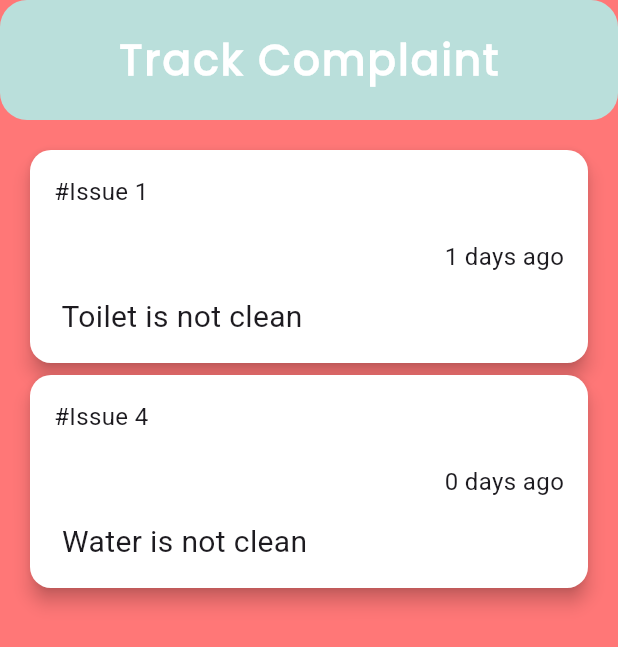
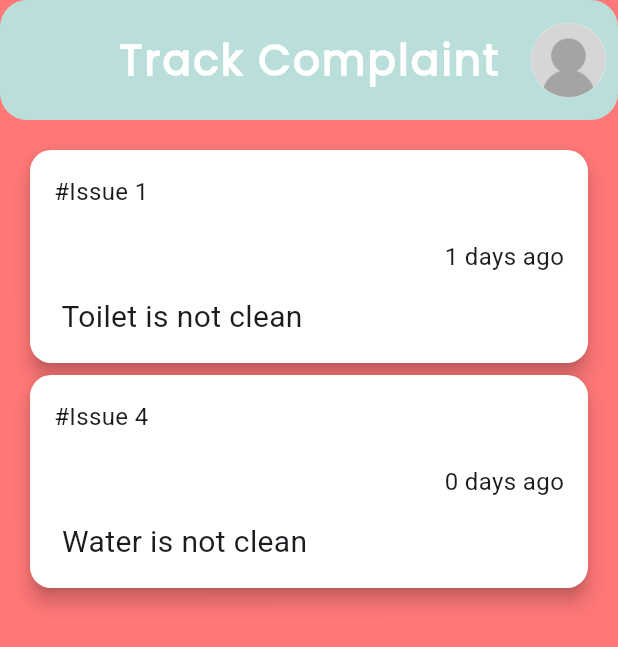
Before and after one commit to meetasati07/Campus_Complaint, a Flutter app: the TrackComplaintPage screen opened directly, on a phone screen of 412 x 824 dp. Shown: the top 647 px of the screen. Run offline on Flutter 3.47's test engine with Material 3 defaults, Android fonts, the phone set to English and light mode, and no system bars.

Commit message:
feat: Profile menu popup

```diff
--- a/lib/pages/track_complaint_page.dart
+++ b/lib/pages/track_complaint_page.dart
@@ -1,4 +1,6 @@
 import 'package:campus_complaint/constants/my_issues.dart';
+import 'package:campus_complaint/pages/landing_page.dart';
+import 'package:campus_complaint/widgets/popup_menu.dart';
 import 'package:flutter/material.dart';
 
 class TrackComplaintPage extends StatelessWidget {
@@ -7,7 +9,43 @@ class TrackComplaintPage extends StatelessWidget {
   @override
   Widget build(BuildContext context) {
     return Scaffold(
-      appBar: AppBar(title: Text('Track Complaint')),
+      appBar: AppBar(
+        title: Text('Track Complaint'),
+        actions: [
+          PopupMenu(
+            menuList: [
+              PopupMenuItem(
+                child: ListTile(
+                  leading: Icon(Icons.settings_rounded),
+                  title: Text('Settings'),
+                  onTap: () {},
+                ),
+              ),
+              PopupMenuItem(
+                child: ListTile(
+                  leading: Icon(Icons.logout_rounded),
+                  title: Text('Logout'),
+                  onTap: () {
+                    Navigator.pushAndRemoveUntil(
+                      context,
+                      MaterialPageRoute(builder: (_) => LandingPage()),
+                      ModalRoute.withName('/Landing'),
+                    );
+                  },
+                ),
+              ),
+            ],
+            icon: ClipRRect(
+              borderRadius: BorderRadiusGeometry.circular(50),
+              child: Image(
+                image: AssetImage('assets/profile.jpg'),
+                height: 50,
+                width: 50,
+              ),
+            ),
+          ),
+        ],
+      ),
       body: Padding(
         padding: const EdgeInsets.all(16.0),
         child: Column(
@@ -56,7 +94,6 @@ class TrackComplaintPage extends StatelessWidget {
           ],
         ),
       ),
-
     );
   }
 }
--- /dev/null
+++ b/lib/widgets/popup_menu.dart
@@ -0,0 +1,13 @@
+import 'package:flutter/material.dart';
+
+class PopupMenu extends StatelessWidget {
+  final List<PopupMenuEntry> menuList;
+  final Widget icon;
+  const PopupMenu({super.key, required this.menuList, required this.icon});
+
+  @override
+  Widget build(BuildContext context) {
+    return PopupMenuButton(itemBuilder: ((context) => menuList),
+    icon: icon,);
+  }
+}
```
Also changed, not shown: lib/pages/complaint_page.dart (+39 -1 lines), lib/pages/home_page.dart (+25 -2 lines).
